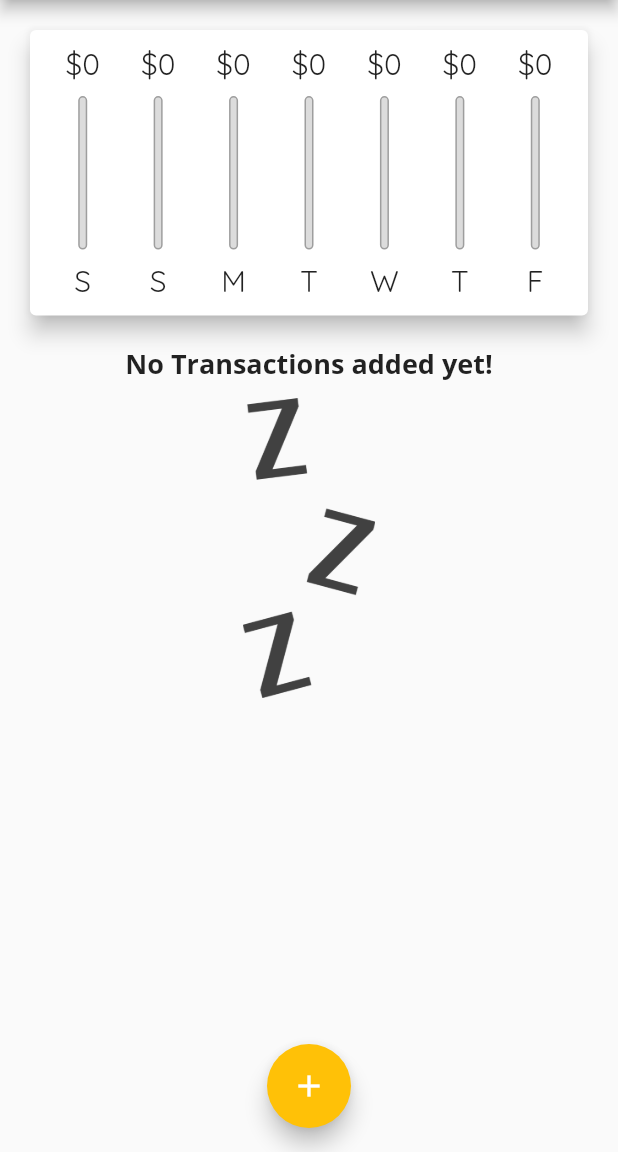
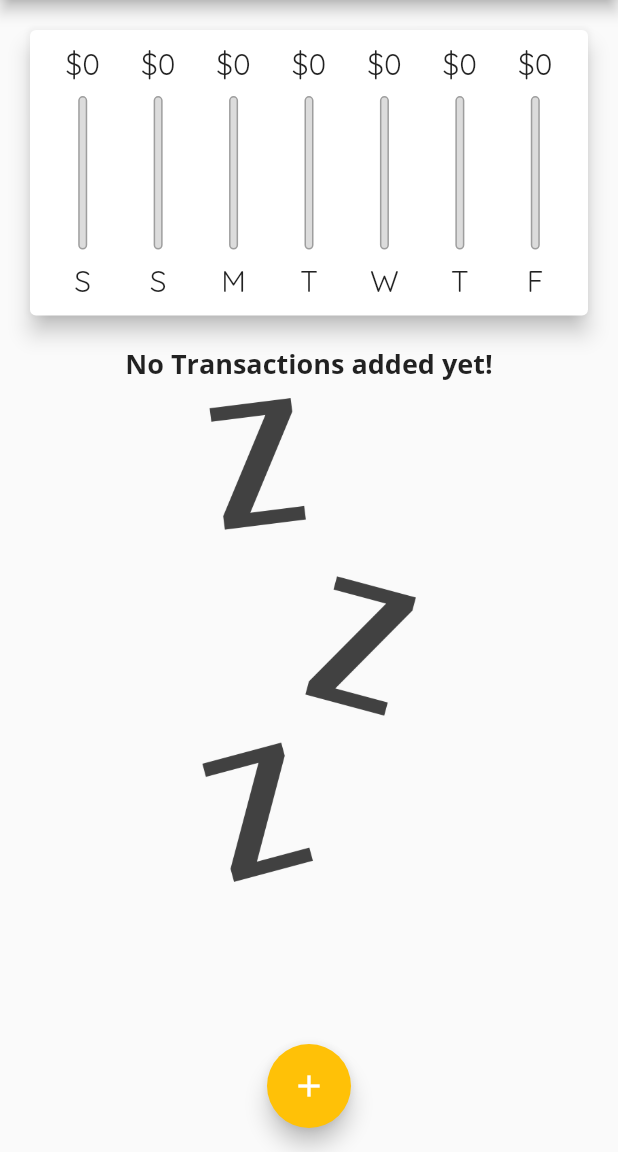
Before and after one commit to JasurbekErgashev/Personal-Expenses-App, a Flutter app: the screen it shows after launch, on a phone screen of 412 x 824 dp, the part 84-1236 px from its top. Run offline on Flutter 3.47's test engine with Material 2 defaults, Android fonts, the phone set to English and light mode, and no system bars.

Commit message:
responsive and adaptive first

```diff
--- a/lib/main.dart
+++ b/lib/main.dart
@@ -1,11 +1,22 @@
+import 'dart:io';
+
 import 'package:flutter/material.dart';
+import 'package:flutter/cupertino.dart';
+import 'package:flutter/services.dart';
 
 import './widgets/transaction_list.dart';
 import './widgets/new_transaction.dart';
 import './models/transaction.dart';
 import './widgets/chart.dart';
 
-void main() => runApp(const MyApp());
+void main() {
+  // WidgetsFlutterBinding.ensureInitialized();
+  // SystemChrome.setPreferredOrientations([
+  //   DeviceOrientation.portraitUp,
+  //   DeviceOrientation.portraitDown,
+  // ]);
+  runApp(const MyApp());
+}
 
 class MyApp extends StatelessWidget {
   const MyApp({Key? key}) : super(key: key);
@@ -65,6 +76,8 @@ class MyHomePage extends StatefulWidget {
 class _MyHomePageState extends State<MyHomePage> {
   final List<Transaction> _userTransactions = [];
 
+  bool _showChart = false;
+
   List<Transaction> get _recentTransactions {
     return _userTransactions.where((tx) {
       return tx.date.isAfter(
@@ -97,6 +110,7 @@ class _MyHomePageState extends State<MyHomePage> {
 
   void _startAddNewTransaction(BuildContext ctx) {
     showModalBottomSheet(
+      isScrollControlled: true,
       context: ctx,
       builder: (_) {
         return GestureDetector(
@@ -110,7 +124,22 @@ class _MyHomePageState extends State<MyHomePage> {
 
   @override
   Widget build(BuildContext context) {
-    final appBar = AppBar(
+    final mediaQuery = MediaQuery.of(context);
+    final isLandscape = mediaQuery.orientation == Orientation.landscape;
+    final PreferredSizeWidget appBar = Platform.isIOS
+        ? CupertinoNavigationBar(
+            middle: const Text('Personal Expenses'),
+            trailing: Row(
+              mainAxisSize: MainAxisSize.min,
+              children: [
+                GestureDetector(
+                  child: const Icon(CupertinoIcons.add),
+                  onTap: () => _startAddNewTransaction(context),
+                ),
+              ],
+            ),
+          )
+        : AppBar(
             title: const Text('Personal Expenses'),
             actions: <Widget>[
               IconButton(
@@ -118,35 +147,74 @@ class _MyHomePageState extends State<MyHomePage> {
                 onPressed: () => _startAddNewTransaction(context),
               ),
             ],
+          ) as PreferredSizeWidget;
+    final txListWidget = SizedBox(
+      height: (mediaQuery.size.height -
+              appBar.preferredSize.height -
+              mediaQuery.padding.top) *
+          0.7,
+      child: TransactionList(_userTransactions, _removeTransaction),
     );
-    return Scaffold(
-      appBar: appBar,
-      body: SingleChildScrollView(
+    final pageBody = SafeArea(
+      child: SingleChildScrollView(
         child: Column(
           crossAxisAlignment: CrossAxisAlignment.stretch,
           children: <Widget>[
+            if (isLandscape)
+              Row(
+                mainAxisAlignment: MainAxisAlignment.center,
+                children: [
+                  const Text('Show Chart'),
+                  Switch.adaptive(
+                    activeColor: Colors.amber,
+                    value: _showChart,
+                    onChanged: (val) {
+                      setState(() {
+                        _showChart = val;
+                      });
+                    },
+                  ),
+                ],
+              ),
+            if (!isLandscape)
               SizedBox(
-              height: (MediaQuery.of(context).size.height -
+                height: (mediaQuery.size.height -
                         appBar.preferredSize.height -
-                      MediaQuery.of(context).padding.top) *
+                        mediaQuery.padding.top) *
                     0.3,
                 child: Chart(_recentTransactions),
               ),
-            SizedBox(
-              height: (MediaQuery.of(context).size.height -
+            if (!isLandscape) txListWidget,
+            if (isLandscape)
+              _showChart
+                  ? SizedBox(
+                      height: (mediaQuery.size.height -
                               appBar.preferredSize.height -
-                      MediaQuery.of(context).padding.top) *
+                              mediaQuery.padding.top) *
                           0.7,
-              child: TransactionList(_userTransactions, _removeTransaction),
-            ),
+                      child: Chart(_recentTransactions),
+                    )
+                  : txListWidget
           ],
         ),
       ),
-      floatingActionButtonLocation: FloatingActionButtonLocation.centerFloat,
-      floatingActionButton: FloatingActionButton(
+    );
+    return Platform.isIOS
+        ? CupertinoPageScaffold(
+            navigationBar: appBar as ObstructingPreferredSizeWidget,
+            child: pageBody,
+          )
+        : Scaffold(
+            appBar: appBar,
+            body: pageBody,
+            floatingActionButtonLocation:
+                FloatingActionButtonLocation.centerFloat,
+            floatingActionButton: !Platform.isIOS
+                ? FloatingActionButton(
                     onPressed: () => _startAddNewTransaction(context),
                     child: const Icon(Icons.add),
-      ),
+                  )
+                : Container(),
           );
   }
 }
--- a/lib/widgets/transaction_list.dart
+++ b/lib/widgets/transaction_list.dart
@@ -37,8 +37,19 @@ class TransactionList extends StatelessWidget {
                   subtitle: Text(
                     DateFormat.yMMMd().format(transactions[index].date),
                   ),
-                  trailing: IconButton(
-                    onPressed: () => removeTransaction(transactions[index].id),
+                  trailing: MediaQuery.of(context).size.width > 360
+                      ? TextButton.icon(
+                          icon: const Icon(Icons.delete),
+                          label: const Text('Delete'),
+                          style: TextButton.styleFrom(
+                            primary: Theme.of(context).errorColor,
+                          ),
+                          onPressed: () =>
+                              removeTransaction(transactions[index].id),
+                        )
+                      : IconButton(
+                          onPressed: () =>
+                              removeTransaction(transactions[index].id),
                           icon: Icon(
                             Icons.delete,
                             color: Theme.of(context).errorColor,
@@ -49,7 +60,9 @@ class TransactionList extends StatelessWidget {
             },
             itemCount: transactions.length,
           )
-        : Column(
+        : LayoutBuilder(
+            builder: (context, constraints) {
+              return Column(
                 children: <Widget>[
                   Text(
                     'No Transactions added yet!',
@@ -59,7 +72,7 @@ class TransactionList extends StatelessWidget {
                     height: 10,
                   ),
                   SizedBox(
-                height: 200,
+                    height: constraints.maxHeight * 0.6,
                     child: Image.asset(
                       'assets/images/waiting.png',
                       fit: BoxFit.cover,
@@ -67,5 +80,7 @@ class TransactionList extends StatelessWidget {
                   ),
                 ],
               );
+            },
+          );
   }
 }
```
Also changed, not shown: lib/widgets/new_transaction.dart (+9 -2 lines). Lines whose indentation alone changed are shown as unchanged.
